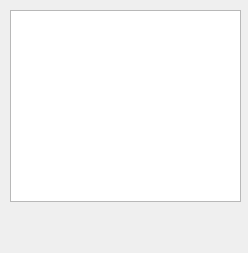
First picture: the form in plugins/fileio/ontology/widgets/historydockwidget.ui, repository ZongleiJiao/OntologyViewer, before the edit.
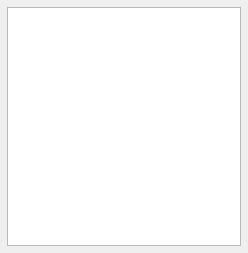
Second picture: the form after the edit.

Commit message: Better widget layout within ontology dock windows.

The edit to the form file:
```diff
--- a/plugins/fileio/ontology/widgets/historydockwidget.ui
+++ b/plugins/fileio/ontology/widgets/historydockwidget.ui
@@ -14,16 +14,14 @@
    <string>History Navigation</string>
   </property>
   <widget class="QWidget" name="dockWidgetContents">
-   <widget class="QListWidget" name="historyList">
-    <property name="geometry">
-     <rect>
-      <x>10</x>
-      <y>10</y>
-      <width>231</width>
-      <height>192</height>
-     </rect>
+   <layout class="QVBoxLayout" name="verticalLayout">
+    <property name="margin">
+     <number>7</number>
     </property>
-   </widget>
+    <item>
+     <widget class="QListWidget" name="historyList"/>
+    </item>
+   </layout>
   </widget>
  </widget>
  <resources/>
```
The commit also changes 5 other files.
